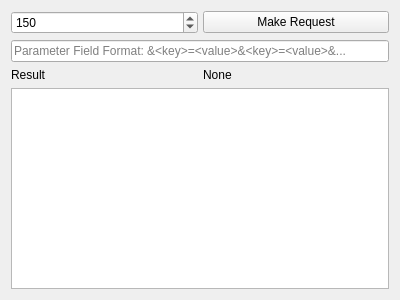
This is ScannerInspectionTool/DirectInteractionWindow.ui in crener/MultiCapture as Qt 5 draws it before an edit. The edited form follows.
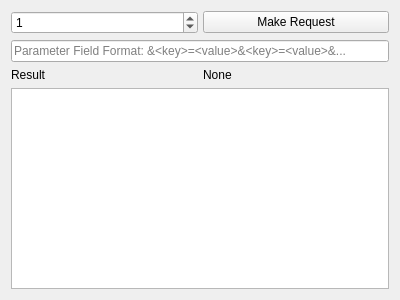
This is the edited form. Icons and pictures are not drawn.

```diff
--- a/ScannerInspectionTool/DirectInteractionWindow.ui
+++ b/ScannerInspectionTool/DirectInteractionWindow.ui
@@ -35,7 +35,7 @@
         <number>1000</number>
        </property>
        <property name="value">
-        <number>150</number>
+        <number>1</number>
        </property>
       </widget>
      </item>
```
